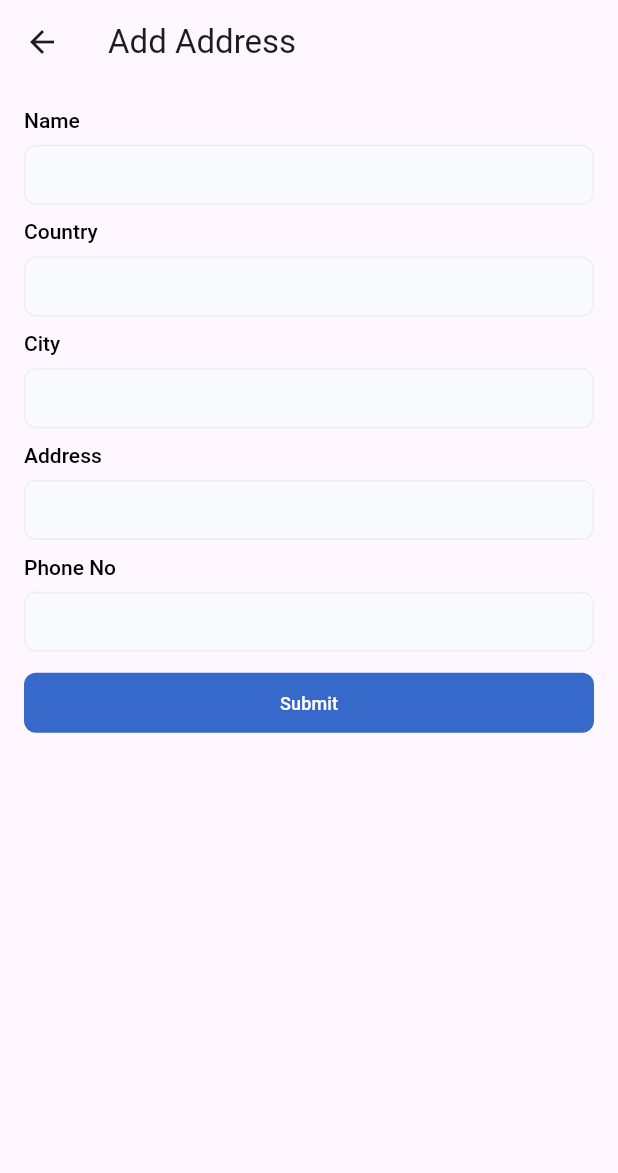
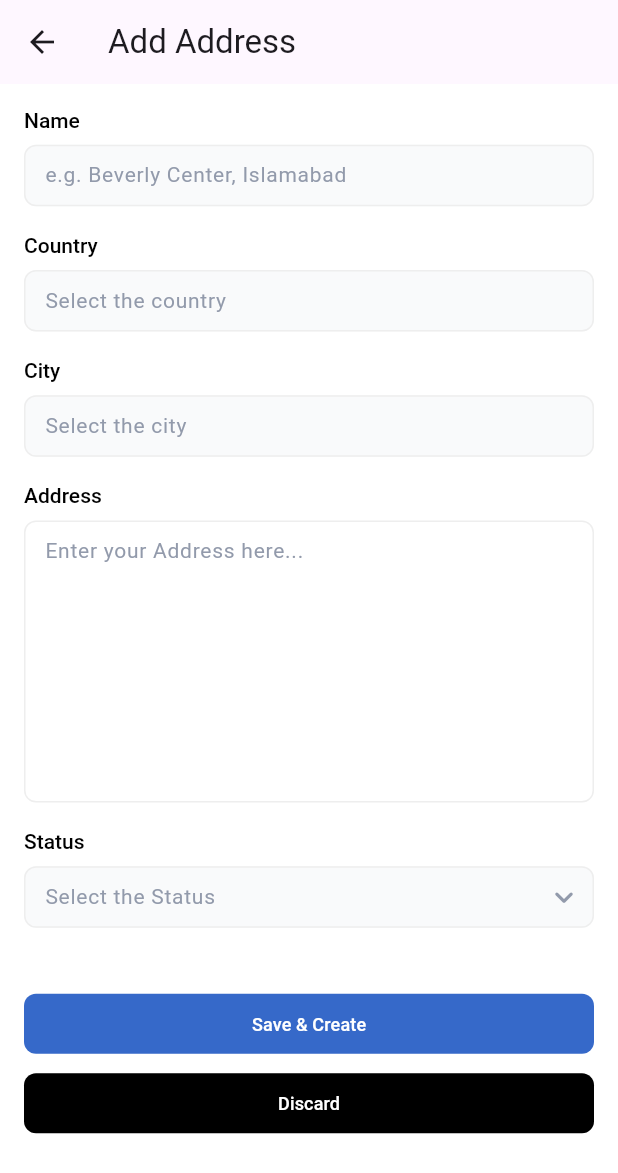
Before and after one commit to StrangerDeveloper/ismmart_vms, a Flutter app: the AddLocationView screen opened directly, on a phone screen of 412 x 824 dp. Shown: the top 1173 px of the screen. Run offline on Flutter 3.47's test engine with Material 3 defaults, Android fonts, the phone set to English and light mode, and no system bars; our stand-ins replace cached_network_image, country_code_picker, dropdown_search, firebase_core, fl_chart, flutter_image_compress and 9 more; missing offline and left inert: quill_html_editor; accounts and stored records are empty; project files that could hold a hidden picture were left out.

Commit message:
custom textField...

```diff
--- a/lib/helper/theme_helper.dart
+++ b/lib/helper/theme_helper.dart
@@ -6,6 +6,7 @@ class ThemeHelper {
   static const grey1 = Color(0xffEEEEEE);
   static const grey2 = Color(0xff929AAB);
   static const grey3 = Color(0xffF9FAFB);
+  static const grey4 = Color(0xFF6F6F6F);
 
   static const MaterialColor plattet1 =
       MaterialColor(_platter1PrimaryValue, <int, Color>{
--- a/lib/screens/add_location/add_location_view.dart
+++ b/lib/screens/add_location/add_location_view.dart
@@ -1,5 +1,6 @@
 import 'package:flutter/material.dart';
 import 'package:get/get.dart';
+import 'package:ismmart_vms/helper/theme_helper.dart';
 import 'package:ismmart_vms/screens/add_location/add_location_viewmodel.dart';
 import 'package:ismmart_vms/widgets/custom_button.dart';
 import 'package:ismmart_vms/widgets/custom_textfield.dart';
@@ -12,6 +13,7 @@ class AddLocationView extends StatelessWidget {
   @override
   Widget build(BuildContext context) {
     return Scaffold(
+      backgroundColor: Colors.white,
       appBar: AppBar(
         title: const Text('Add Address'),
       ),
@@ -21,26 +23,53 @@ class AddLocationView extends StatelessWidget {
           children: [
             const CustomTextField1(
               title: 'Name',
+              hintText: 'e.g. Beverly Center, Islamabad',
             ),
-            const SizedBox(height: 10),
-            const CustomTextField1(
-              title: 'Country',
+            Padding(
+              padding: const EdgeInsets.symmetric(vertical: 18),
+              child: CustomTextField1(
+                title: 'Country',
+                hintText: 'Select the country',
+                readOnly: true,
+                onTap: (){},
+              ),
             ),
-            const SizedBox(height: 10),
-            const CustomTextField1(
+            CustomTextField1(
               title: 'City ',
+              hintText: 'Select the city',
+              readOnly: true,
+              onTap: () {
+                itemsBottomSheet();
+              },
             ),
-            const SizedBox(height: 10),
-            const CustomTextField1(
-              title: 'Address',
+            const Padding(
+              padding: EdgeInsets.symmetric(vertical: 18),
+              child: CustomTextField1(
+                title: 'Address',
+                hintText: 'Enter your Address here...',
+                maxLines: 8,
+                filled: false,
+              ),
             ),
-            const SizedBox(height: 10),
-            const CustomTextField1(
-              title: 'Phone No',
+            CustomTextField1(
+              title: 'Status',
+              hintText: 'Select the Status',
+              readOnly: true,
+              isDropDown : true,
+              onTap: () {
+                itemsBottomSheet();
+              },
             ),
-            const SizedBox(height: 10),
+            Padding(
+              padding: const EdgeInsets.only(top: 40, bottom: 5),
+              child: CustomTextBtn(
+                title: 'Save & Create',
+                onPressed: () {},
+              ),
+            ),
             CustomTextBtn(
-              title: 'Submit',
+              title: 'Discard',
+              backgroundColor: Colors.black,
               onPressed: () {},
             ),
           ],
@@ -48,4 +77,43 @@ class AddLocationView extends StatelessWidget {
       ),
     );
   }
+
+  itemsBottomSheet() {
+    showModalBottomSheet(
+      context: Get.context!,
+      isScrollControlled: true,
+      constraints: BoxConstraints(maxHeight: Get.height * 0.7),
+      builder: (BuildContext context) {
+        return Padding(
+          padding: const EdgeInsets.fromLTRB(16, 16, 10, 3),
+          child: Column(
+            children: [
+              Row(
+                mainAxisAlignment: MainAxisAlignment.spaceBetween,
+                children: [
+                  const Icon(
+                    Icons.menu,
+                    color: ThemeHelper.blue1,
+                  ),
+                  const SizedBox(),
+                  const Text(
+                    'Select City',
+                    style: TextStyle(
+                      fontWeight: FontWeight.w600,
+                      fontSize: 16,
+                    ),
+                  ),
+                  const Spacer(),
+                  IconButton(
+                    onPressed: () {},
+                    icon: const Icon(Icons.close),
+                  ),
+                ],
+              ),
+            ],
+          ),
+        );
+      },
+    );
+  }
 }
--- a/lib/screens/add_location/add_location_viewmodel.dart
+++ b/lib/screens/add_location/add_location_viewmodel.dart
@@ -2,8 +2,8 @@ import 'package:get/get.dart';
 import 'package:ismmart_vms/widgets/widget_models/dropdown_model.dart';
 
 class AddLocationViewModel extends GetxController{
-  RxString transferMethodValue = '1'.obs;
-  List<DropDownModel> transferMethodList = <DropDownModel>[
+  RxString statusValue = '1'.obs;
+  List<DropDownModel> statusList = <DropDownModel>[
     DropDownModel(id: '1', name: 'Account No'),
     DropDownModel(id: '2', name: 'IBAN'),
   ].obs;
--- a/lib/widgets/custom_textfield.dart
+++ b/lib/widgets/custom_textfield.dart
@@ -5,6 +5,7 @@ import 'package:google_fonts/google_fonts.dart';
 import 'package:ismmart_vms/helper/theme_helper.dart';
 
 import '../helper/constants.dart';
+
 //FINAL VERSION...
 class CustomTextField1 extends StatelessWidget {
   final String? title;
@@ -24,8 +25,9 @@ class CustomTextField1 extends StatelessWidget {
   final String? errorText;
   final Color fillColor;
   final bool filled;
+  final bool isDropDown;
+  final Widget? suffixIcon;
 
-  // final Widget? suffixIcon;
   // final IconData? prefixIcon;
   // final double prefixIconSize;
   // final double suffixIconSize;
@@ -51,7 +53,7 @@ class CustomTextField1 extends StatelessWidget {
     this.onTap,
     this.minLines,
     this.showCursor,
-    // this.suffixIcon,
+    this.suffixIcon,
     // this.prefixIconSize = 18,
     // this.suffixIconSize = 18,
     this.fillColor = ThemeHelper.grey3,
@@ -60,6 +62,7 @@ class CustomTextField1 extends StatelessWidget {
     this.readOnly = false,
     this.textStyle,
     this.filled = true,
+    this.isDropDown = false,
   });
 
   @override
@@ -93,6 +96,10 @@ class CustomTextField1 extends StatelessWidget {
                 ),
               ),
         TextFormField(
+          controller: controller,
+          keyboardType: keyboardType,
+          minLines: minLines,
+          maxLines: maxLines,
           onChanged: onChanged,
           showCursor: readOnly ? false : showCursor,
           readOnly: readOnly,
@@ -100,8 +107,21 @@ class CustomTextField1 extends StatelessWidget {
           obscureText: obscureText,
           validator: validator,
           onTap: onTap,
-          style: bodyText1,
+          style: const TextStyle(
+            color: ThemeHelper.grey4,
+            fontWeight: FontWeight.w400,
+            fontSize: 14,
+          ),
           decoration: InputDecoration(
+            suffixIcon: suffixIcon ??
+                ((isDropDown)
+                    ? const Icon(
+                        Icons.keyboard_arrow_down_rounded,
+                        size: 25,
+                        color: ThemeHelper.grey2,
+                      )
+                    : null),
+            suffixIconConstraints: BoxConstraints.tight(const Size(40, 40)),
             contentPadding: contentPadding,
             fillColor: fillColor,
             filled: filled,
@@ -130,10 +150,6 @@ class CustomTextField1 extends StatelessWidget {
               borderSide: const BorderSide(width: 1.3),
             ),
           ),
-          controller: controller,
-          keyboardType: keyboardType,
-          minLines: minLines,
-          maxLines: maxLines,
         ),
       ],
     );
@@ -441,14 +457,14 @@ class CountryCodePickerTextField extends StatelessWidget {
         labelText: labelText,
         labelStyle: textStyle,
         prefixIcon: Container(
-          margin: EdgeInsets.fromLTRB(1, 1, 10, 1),
-          decoration: BoxDecoration(
+          margin: const EdgeInsets.fromLTRB(1, 1, 10, 1),
+          decoration: const BoxDecoration(
             border: Border(right: BorderSide(width: 1)),
           ),
           child: Container(
             decoration: BoxDecoration(
               color: Colors.grey[200],
-              borderRadius: BorderRadius.only(
+              borderRadius: const BorderRadius.only(
                 topLeft: Radius.circular(6),
                 bottomLeft: Radius.circular(6),
               ),
@@ -463,7 +479,7 @@ class CountryCodePickerTextField extends StatelessWidget {
                 labelText: labelText,
                 labelStyle: textStyle,
                 enabledBorder: OutlineInputBorder(
-                  borderSide: BorderSide(
+                  borderSide: const BorderSide(
                     color: Colors.black,
                     width: 1,
                     style: BorderStyle.solid,
@@ -471,7 +487,7 @@ class CountryCodePickerTextField extends StatelessWidget {
                   borderRadius: BorderRadius.circular(8),
                 ),
                 focusedBorder: OutlineInputBorder(
-                  borderSide: BorderSide(
+                  borderSide: const BorderSide(
                     color: Colors.black,
                     width: 1,
                     style: BorderStyle.solid,
@@ -479,7 +495,7 @@ class CountryCodePickerTextField extends StatelessWidget {
                   borderRadius: BorderRadius.circular(8),
                 ),
               ),
-              textStyle: TextStyle(color: Colors.black),
+              textStyle: const TextStyle(color: Colors.black),
               enabled: enabled,
               onChanged: onChanged,
               // Initial selection and favorite can be one of code ('IT') OR dial_code('+39')
@@ -488,9 +504,9 @@ class CountryCodePickerTextField extends StatelessWidget {
             ),
           ),
         ),
-        contentPadding: EdgeInsets.fromLTRB(0, 12, 6.5, 12),
+        contentPadding: const EdgeInsets.fromLTRB(0, 12, 6.5, 12),
         enabledBorder: OutlineInputBorder(
-          borderSide: BorderSide(
+          borderSide: const BorderSide(
             color: Colors.black,
             width: 1,
             style: BorderStyle.solid,
@@ -498,7 +514,7 @@ class CountryCodePickerTextField extends StatelessWidget {
           borderRadius: BorderRadius.circular(8),
         ),
         focusedBorder: OutlineInputBorder(
-          borderSide: BorderSide(
+          borderSide: const BorderSide(
             color: Colors.black,
             width: 1,
             style: BorderStyle.solid,
@@ -576,7 +592,7 @@ class CountryCodePickerTextField2 extends StatelessWidget {
                 ),
                 children: [
                   if (required)
-                    TextSpan(
+                    const TextSpan(
                       text: ' *',
                       style: TextStyle(color: Colors.red),
                     )
@@ -597,7 +613,7 @@ class CountryCodePickerTextField2 extends StatelessWidget {
               color: ThemeHelper.fadedBlue,
             ),
             errorText: errorText,
-            prefixIconConstraints: BoxConstraints.tight(Size(120, 50)),
+            prefixIconConstraints: BoxConstraints.tight(const Size(120, 50)),
             prefixIcon: Row(
               children: [
                 CountryCodePicker(
@@ -608,7 +624,7 @@ class CountryCodePickerTextField2 extends StatelessWidget {
                   searchDecoration: InputDecoration(
                     contentPadding: EdgeInsets.zero,
                     enabledBorder: OutlineInputBorder(
-                      borderSide: BorderSide(
+                      borderSide: const BorderSide(
                         color: Colors.black,
                         width: 1,
                         style: BorderStyle.solid,
@@ -616,7 +632,7 @@ class CountryCodePickerTextField2 extends StatelessWidget {
                       borderRadius: BorderRadius.circular(8),
                     ),
                     focusedBorder: OutlineInputBorder(
-                      borderSide: BorderSide(
+                      borderSide: const BorderSide(
                         color: Colors.black,
                         width: 1,
                         style: BorderStyle.solid,
@@ -632,18 +648,18 @@ class CountryCodePickerTextField2 extends StatelessWidget {
                   // Initial selection and favorite can be one of code ('IT') OR dial_code('+39')
                   initialSelection: initialValue,
                 ),
-                Icon(
+                const Icon(
                   Icons.arrow_drop_down_sharp,
                   size: 16,
                   color: ThemeHelper.lightGrey,
                 ),
               ],
             ),
-            contentPadding: EdgeInsets.only(top: 12),
-            enabledBorder: UnderlineInputBorder(
+            contentPadding: const EdgeInsets.only(top: 12),
+            enabledBorder: const UnderlineInputBorder(
               borderSide: BorderSide(color: Color(0xffEEEEEE)),
             ),
-            focusedBorder: UnderlineInputBorder(
+            focusedBorder: const UnderlineInputBorder(
               borderSide: BorderSide(color: Color(0xff929AAB)),
             ),
             errorBorder: UnderlineInputBorder(
```
